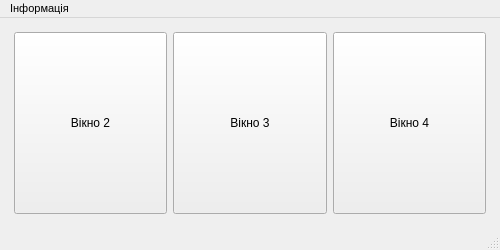
Old version of the form MainWindowForm.ui in the repository s3rbug/DiscreteMathLab2.
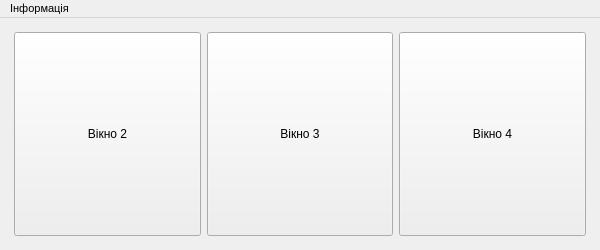
New version of the form.

The edit to the form file:
```diff
--- a/MainWindowForm.ui
+++ b/MainWindowForm.ui
@@ -6,13 +6,19 @@
    <rect>
     <x>0</x>
     <y>0</y>
-    <width>500</width>
+    <width>600</width>
     <height>250</height>
    </rect>
   </property>
+  <property name="minimumSize">
+   <size>
+    <width>600</width>
+    <height>250</height>
+   </size>
+  </property>
   <property name="maximumSize">
    <size>
-    <width>500</width>
+    <width>600</width>
     <height>250</height>
    </size>
   </property>
@@ -90,7 +96,7 @@
     <rect>
      <x>0</x>
      <y>0</y>
-     <width>500</width>
+     <width>600</width>
      <height>21</height>
     </rect>
    </property>
@@ -112,7 +118,6 @@
    </widget>
    <addaction name="menu"/>
   </widget>
-  <widget class="QStatusBar" name="statusbar"/>
   <action name="information">
    <property name="text">
     <string>Про студента</string>
```
Left out of the diff: 10 changed lines with no effect on the pictures.
